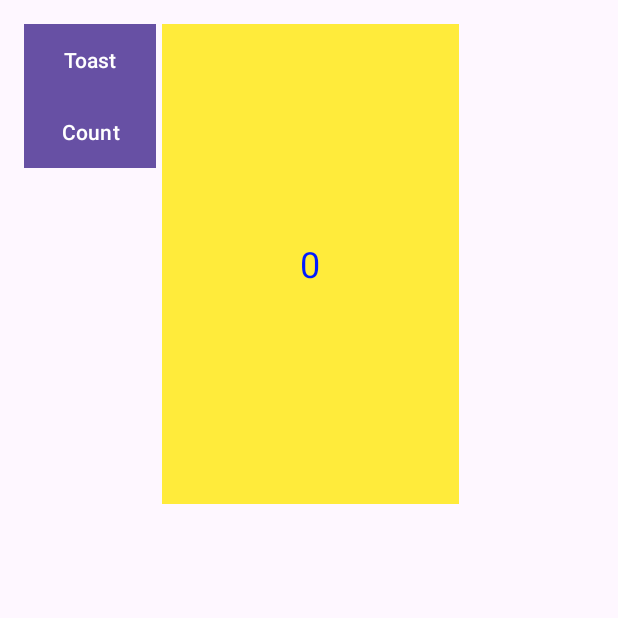
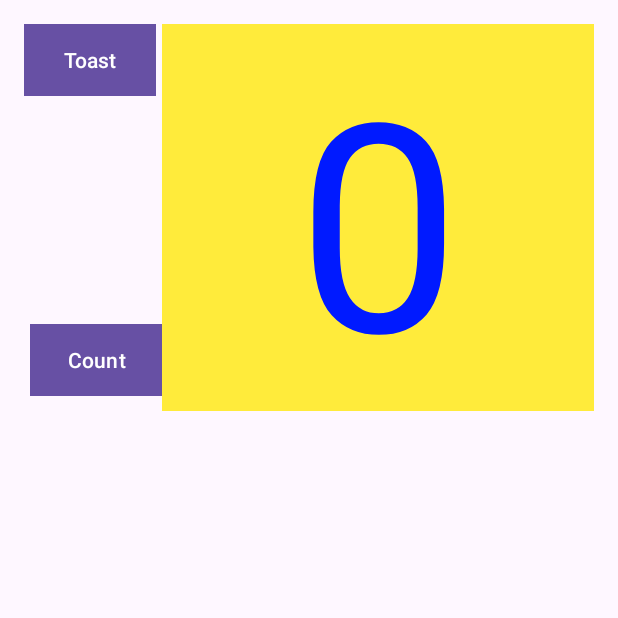
Before and after one commit to toniroigchulia/Task12-Toast, an Android app: the screen it shows after launch (MainActivity), on a phone screen of 412 x 824 dp, the top half of it. Run offline under Robolectric (Android 15) with nearby library versions, the phone set to English and light mode, and no system bars.

Commit message:
Task 12B CONSTRAINT

```diff
--- a/app/src/main/res/layout/activity_main.xml
+++ b/app/src/main/res/layout/activity_main.xml
@@ -1,5 +1,6 @@
-<RelativeLayout xmlns:android="http://schemas.android.com/apk/res/android"
+<androidx.constraintlayout.widget.ConstraintLayout xmlns:android="http://schemas.android.com/apk/res/android"
     xmlns:app="http://schemas.android.com/apk/res-auto"
+    xmlns:tools="http://schemas.android.com/tools"
     android:layout_width="match_parent"
     android:layout_height="match_parent"
     android:padding="16dp">
@@ -8,32 +9,38 @@
         android:id="@+id/button_toast"
         android:layout_width="wrap_content"
         android:layout_height="wrap_content"
-        android:layout_alignParentStart="true"
         android:background="#001AFF"
         android:text="Toast"
-        app:cornerRadius="@null" />
+        app:cornerRadius="0dp"
+        app:layout_constraintStart_toStartOf="parent"
+        app:layout_constraintTop_toTopOf="parent" />
 
     <Button
         android:id="@+id/button_count"
         android:layout_width="wrap_content"
         android:layout_height="wrap_content"
-        android:layout_below="@+id/button_toast"
-        android:layout_alignParentStart="true"
+        android:layout_marginStart="4dp"
+        android:layout_marginTop="152dp"
         android:background="#001AFF"
         android:text="Count"
-        app:cornerRadius="@null" />
+        app:cornerRadius="0dp"
+        app:layout_constraintStart_toStartOf="parent"
+        app:layout_constraintTop_toBottomOf="@+id/button_toast" />
 
     <TextView
         android:id="@+id/show_count"
-        android:layout_width="198dp"
-        android:layout_height="320dp"
-        android:layout_centerHorizontal="true"
-        android:layout_marginEnd="-290dp"
-        android:layout_toStartOf="@+id/button_count"
+        android:layout_width="0dp"
+        android:layout_height="wrap_content"
         android:background="#FFEB3B"
         android:gravity="center"
         android:text="0"
         android:textColor="#001AFF"
-        android:textSize="24sp" />
+        android:textSize="194sp"
+        app:layout_constraintBottom_toBottomOf="parent"
+        app:layout_constraintEnd_toEndOf="parent"
+        app:layout_constraintHorizontal_bias="0.0"
+        app:layout_constraintStart_toEndOf="@+id/button_count"
+        app:layout_constraintTop_toTopOf="parent"
+        app:layout_constraintVertical_bias="0.0" />
 
-</RelativeLayout>
+</androidx.constraintlayout.widget.ConstraintLayout>
```
